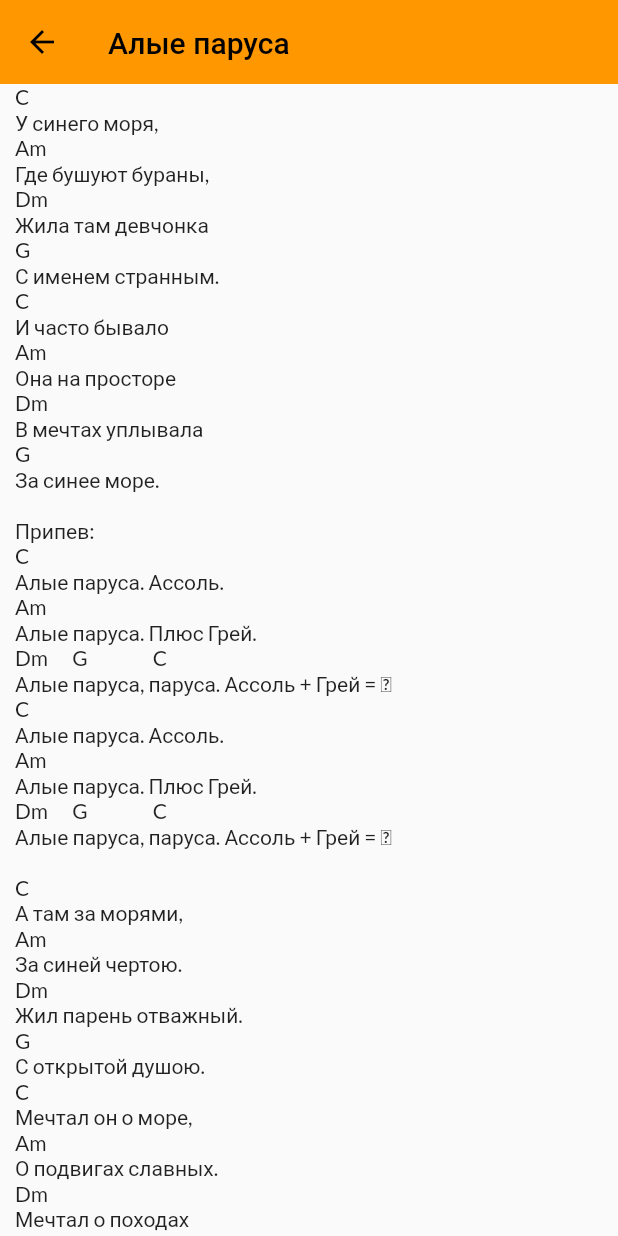
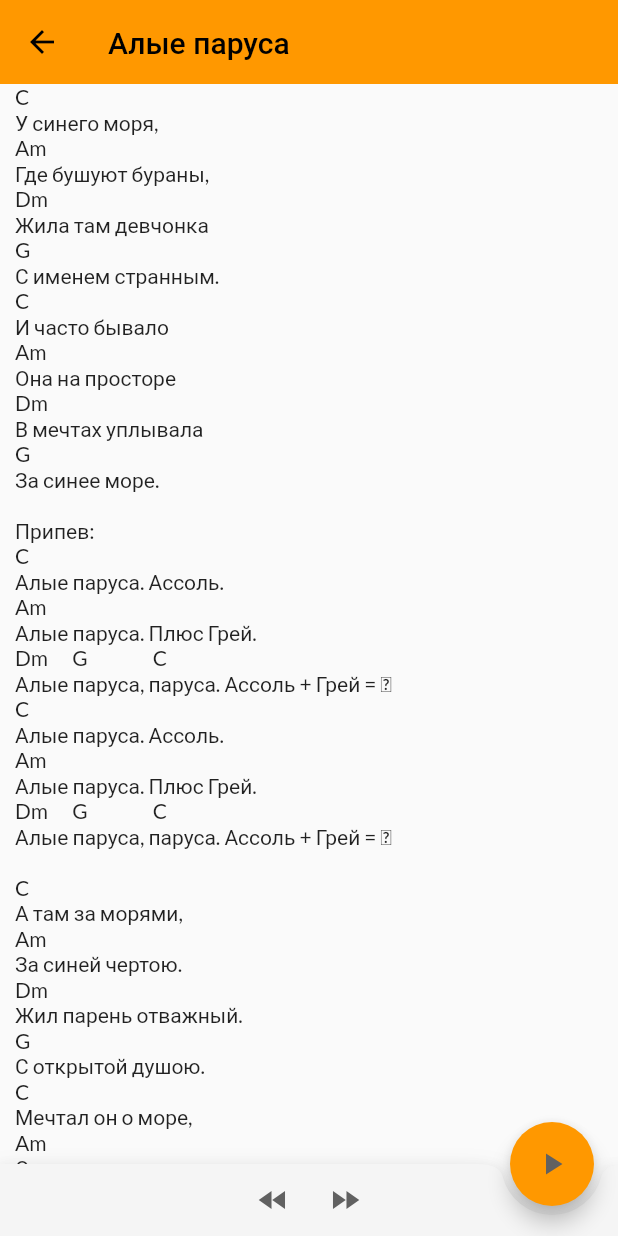
Before and after one commit to mrchuis/OrangePlanetApp, a Flutter app: the SecondScreen screen opened directly with sample values from the repository, on a phone screen of 412 x 824 dp. Run offline on Flutter 3.47's test engine with Material 2 defaults, Android fonts, the phone set to English and light mode, and no system bars; our stand-ins replace google_fonts, material_design_icons_flutter.

Commit message:
Added scroll on pressed play button and pause

```diff
--- a/lib/pages/songs.dart
+++ b/lib/pages/songs.dart
@@ -1,4 +1,9 @@
+import 'dart:io';
+import 'dart:async';
+
 import 'package:flutter/material.dart';
+
+import 'package:material_design_icons_flutter/material_design_icons_flutter.dart';
 import 'package:google_fonts/google_fonts.dart';
 
 class Songs extends StatefulWidget {
@@ -245,34 +250,107 @@ List<Song> getSongs() {
   ];
 }
 
+// class TitleSongs {
+//   List<String> title;
+//   TitleSongs(this.title);
 
-class TitleSongs {
-  List<String> title;
-  TitleSongs(this.title);
+//   List<String> setTitleSongs(List<Song> songs) {
+//     for(var x in songs) {
+//       title.add(x.title);
+//     }
+//     return title;
+//   }
+//   getTitleSongs() => title;
+// }
 
-  List<String> setTitleSongs(List<Song> songs) {
-    for(var x in songs) {
-      title.add(x.title);
-    }
-    return title;
-  }
-  getTitleSongs() => title;
+class SecondScreen extends StatefulWidget {
+  final Song song;
+  SecondScreen({Key key, @required this.song}) : super(key: key);
+
+  @override
+  _SecondScreenState createState() => _SecondScreenState();
 }
 
-class SecondScreen extends StatelessWidget {
-  final Song song;
-  SecondScreen({Key key, @required this.song}) : super(key: key);
+class _SecondScreenState extends State<SecondScreen> with TickerProviderStateMixin {
+  ScrollController _scrollController = ScrollController();
+  bool scroll = false;
+  int speedFactor = 6;
+  bool check = true;
+  bool startPause = true;
+
+  _scroll() {
+    double maxExtent = _scrollController.position.maxScrollExtent;
+    double distanceDifference = maxExtent - _scrollController.offset;
+    double durationDouble = distanceDifference / speedFactor;
+
+    _scrollController.animateTo(
+      _scrollController.position.maxScrollExtent,
+      duration: Duration(seconds: durationDouble.toInt()),
+      curve: Curves.linear
+    );
+  }
+
+  _toggleScrolling() {
+    setState(() {
+      scroll = !scroll;
+    });
+
+    if (scroll) {
+      _scroll();
+    } else {
+      _scrollController.animateTo(
+        _scrollController.offset,
+        duration: Duration(seconds: 1),
+        curve: Curves.linear
+      );
+    }
+  }
+
   @override
   Widget build(BuildContext context) {
     return Scaffold(
-      body: CustomScrollView(
+      floatingActionButtonLocation:
+      FloatingActionButtonLocation.endDocked,
+      floatingActionButton: check ? play() : pause(),
+      bottomNavigationBar: BottomAppBar(
+        color: Colors.grey[100],
+        shape: CircularNotchedRectangle(),
+        notchMargin: 6.0,
+        child: new Row(
+          mainAxisSize: MainAxisSize.max,
+          mainAxisAlignment: MainAxisAlignment.center,
+          children: <Widget>[
+            IconButton(
+              icon: Icon(Icons.fast_rewind),
+              color: Colors.grey[700],
+              onPressed: () {},
+            ),
+            IconButton(
+              icon: Icon(Icons.fast_forward),
+              color: Colors.grey[700],
+              onPressed: () {},
+            ),
+          ],
+        ),
+      ),
+      body: NotificationListener(
+        onNotification: (notif) {
+          if (notif is ScrollEndNotification && scroll) {
+            Timer(Duration(seconds: 1), () {
+              _scroll();
+            });
+          }
+          return true;
+        },
+        child: CustomScrollView(
+          controller: _scrollController,
           slivers: <Widget>[
             SliverAppBar(
               expandedHeight: 50.0,
               floating: true,
               pinned: false,
               flexibleSpace: new FlexibleSpaceBar(
-              title: Text('${song.title}'),
+                title: Text('${widget.song.title}'),
               ),
             ),
             SliverList(
@@ -280,7 +358,7 @@ class SecondScreen extends StatelessWidget {
                 (content, index) => SingleChildScrollView(
                   padding: EdgeInsets.only(left: 10.0),
                   child: Text(
-                  song.content,
+                    widget.song.content,
                     style: GoogleFonts.lato(
                     )
                   ),
@@ -290,6 +368,50 @@ class SecondScreen extends StatelessWidget {
             )
           ],
         ),
+      ),
     );
   }
+
+  Widget play() {
+    return FloatingActionButton(
+      onPressed: (){
+        setState(() {
+          check=!check;
+          _toggleScrolling();
+        });
+      },
+      foregroundColor: Colors.grey[700],
+      child: Icon(Icons.play_arrow),
+    );
   }
+
+  Widget pause() {
+    return FloatingActionButton(
+      onPressed: (){
+        setState(() {
+          check=!check;
+          _toggleScrolling();
+        });
+      },
+      foregroundColor: Colors.grey[700],
+      child: Icon(Icons.pause),
+    );
+  }
+
+  // Widget loadTimer() {
+  //   return FloatingActionButton(
+  //       // setState(() {
+  //       //   check=!check;
+  //       //   _toggleScrolling();
+  //       // });
+  //     onPressed: (){
+  //       // setState(() {
+  //       //   check=!check;
+  //       //   _toggleScrolling();
+  //       // });
+  //     },
+  //     foregroundColor: Colors.grey[700],
+  //     child: Icon(MdiIcons.numeric3),
+  //   );
+  // }
+}
```
Lines whose indentation alone changed are shown as unchanged.
